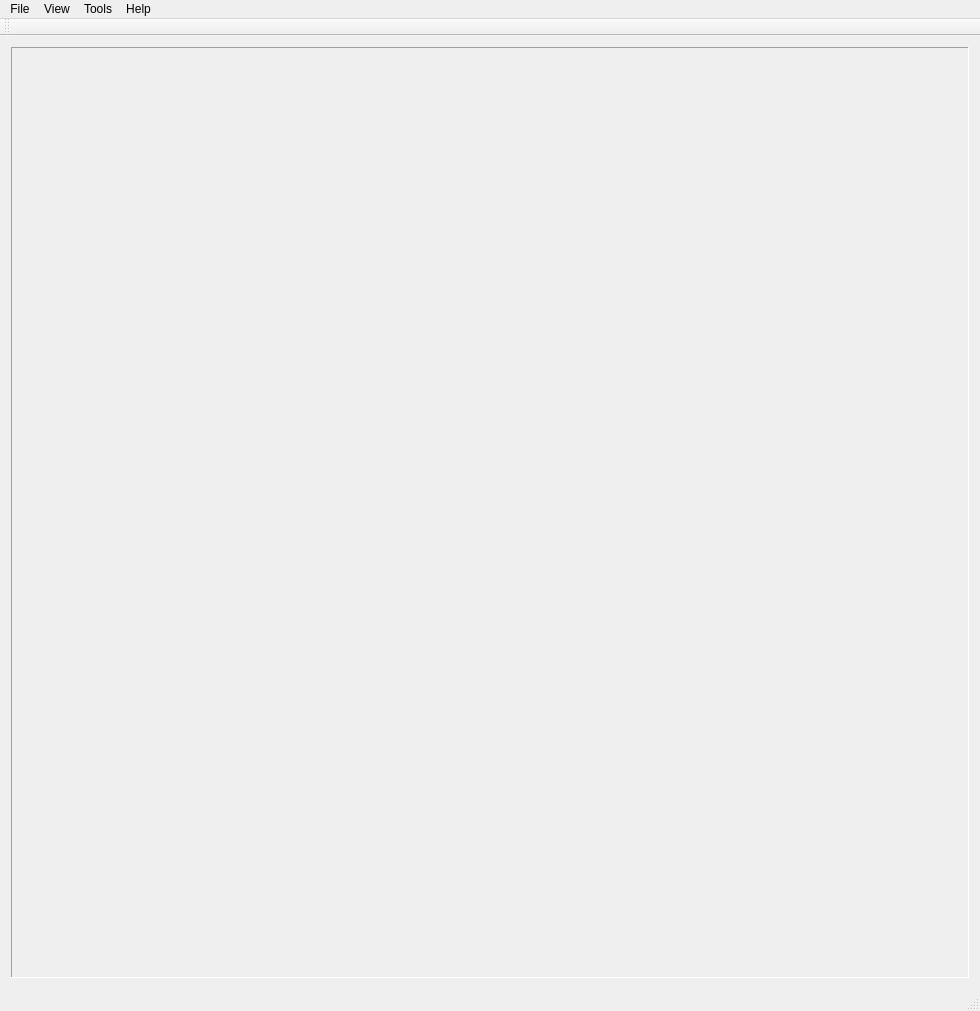
Above: mainwindow.ui from giantpune/qtwitgui before the change. Below: the same form after it.
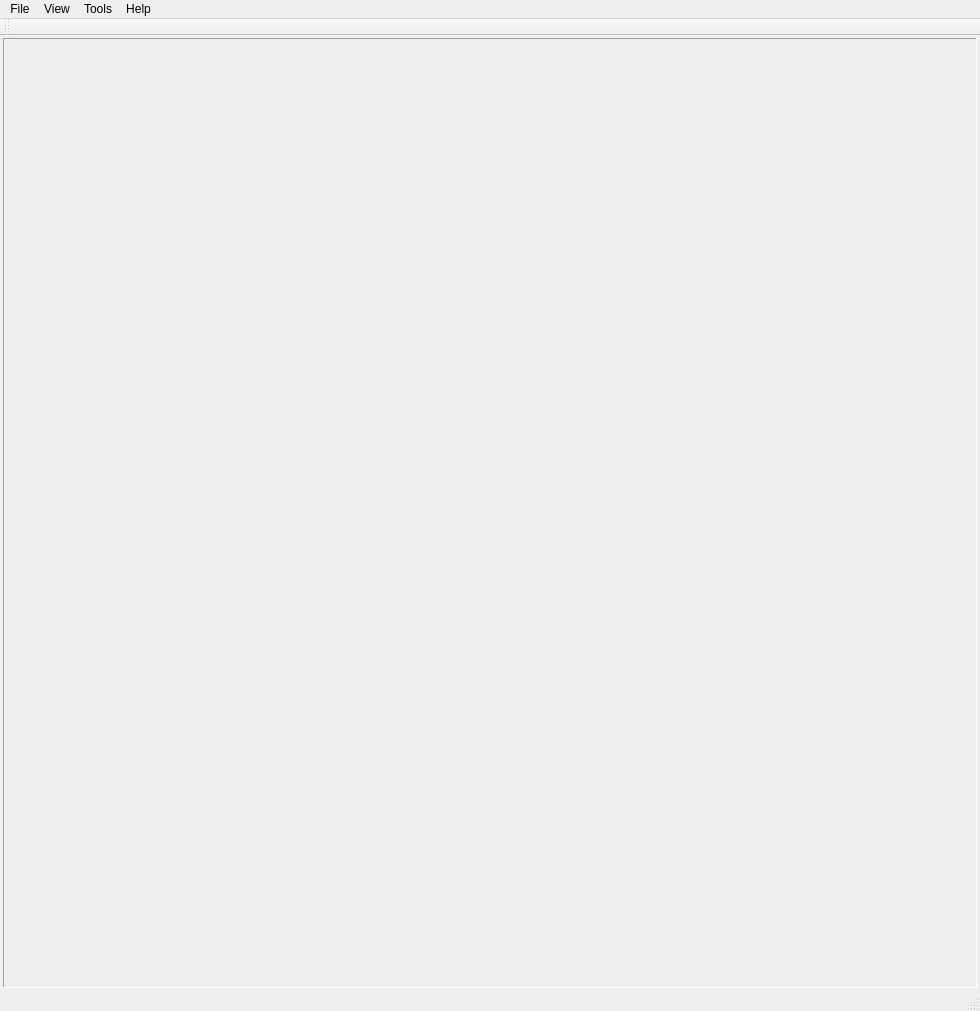
That is the form after the change. Icons and pictures are not drawn.

Commit message: * change margins to allow more stuff to fit in most of the different windows

Patch:
```diff
--- a/mainwindow.ui
+++ b/mainwindow.ui
@@ -15,6 +15,21 @@
   </property>
   <widget class="QWidget" name="centralWidget">
    <layout class="QGridLayout" name="gridLayout">
+    <property name="leftMargin">
+     <number>3</number>
+    </property>
+    <property name="topMargin">
+     <number>2</number>
+    </property>
+    <property name="rightMargin">
+     <number>3</number>
+    </property>
+    <property name="bottomMargin">
+     <number>1</number>
+    </property>
+    <property name="spacing">
+     <number>2</number>
+    </property>
     <item row="0" column="0" colspan="2">
      <widget class="QMdiArea" name="mdiArea">
       <property name="frameShape">
```
The commit also changes 4 other files.
